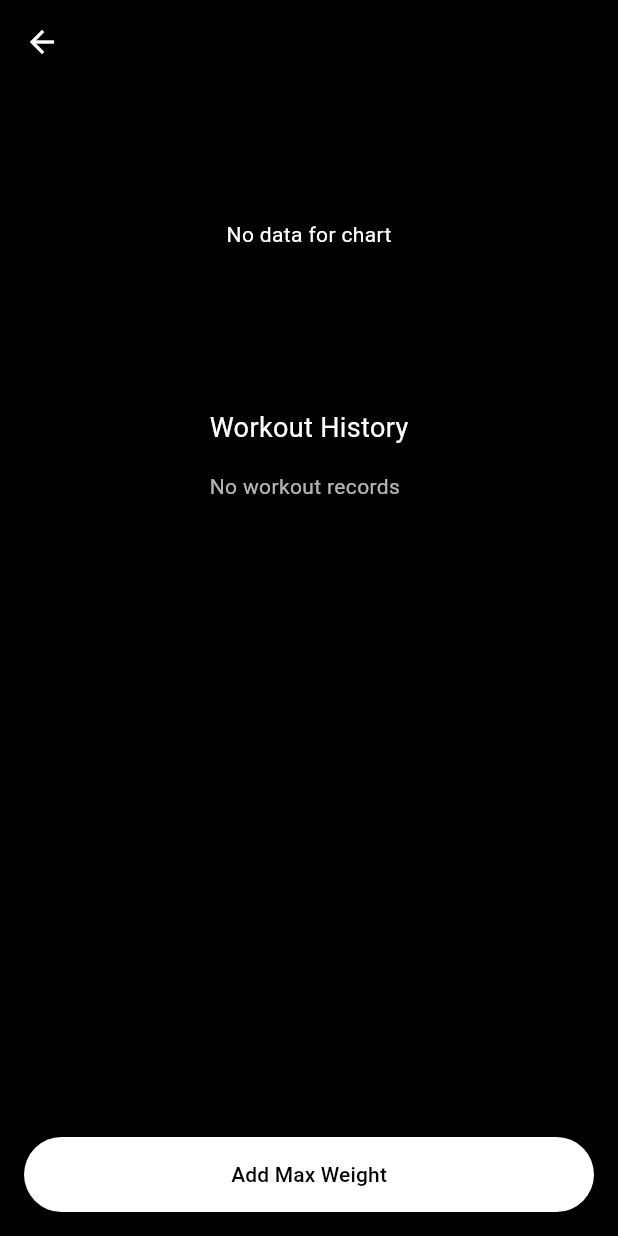
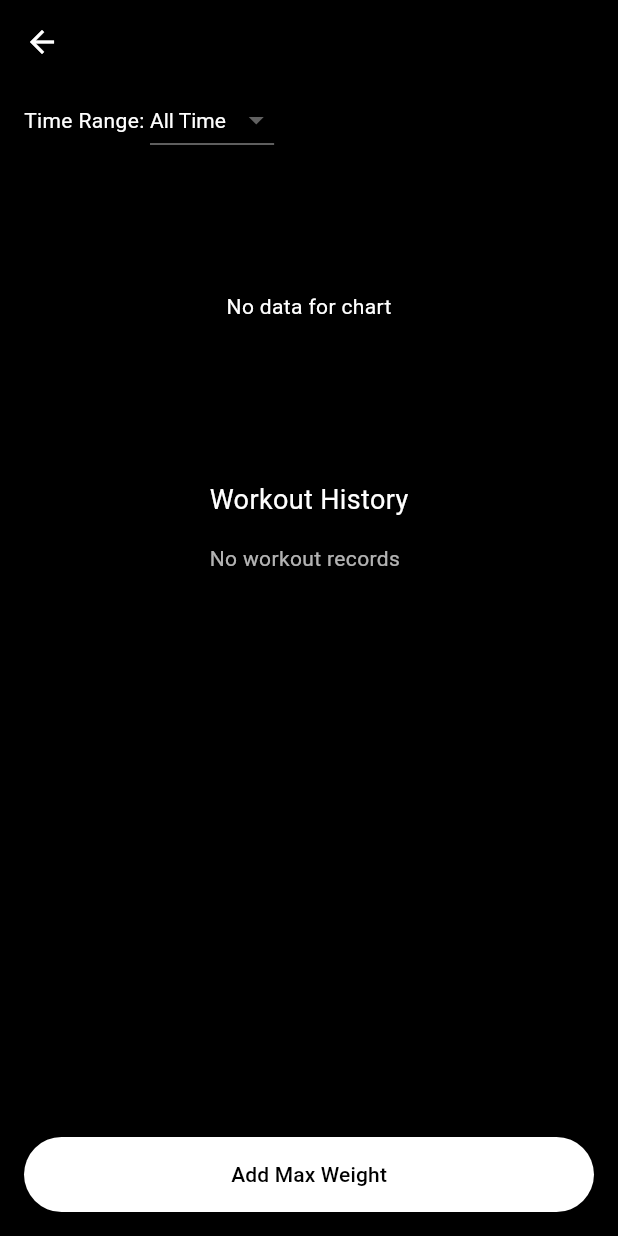
Before and after one commit to nazim1997/gym_max_tracker, a Flutter app: the ExerciseDetailScreen screen opened directly with empty values, on a phone screen of 412 x 824 dp. Run offline on Flutter 3.47's test engine with Material 3 defaults, Android fonts, the phone set to English and light mode, and no system bars; our stand-ins replace fl_chart, sqflite; accounts and stored records are empty.

Commit message:
-	Added filter for graph timeline

```diff
--- a/lib/screens/exercise_detail_screen.dart
+++ b/lib/screens/exercise_detail_screen.dart
@@ -16,6 +16,7 @@ class ExerciseDetailScreen extends StatefulWidget {
 }
 
 class _ExerciseDetailScreenState extends State<ExerciseDetailScreen> {
+  String _timeFilter = 'All Time';
   @override
   Widget build(BuildContext context) {
     return Scaffold(
@@ -31,6 +32,27 @@ class _ExerciseDetailScreenState extends State<ExerciseDetailScreen> {
       ),
       body: Column(
         children: [
+          Padding(
+            padding: EdgeInsets.symmetric(horizontal: 16),
+            child: Row(
+              children: [
+                Text('Time Range: ', style: TextStyle(color: Colors.white)),
+                DropdownButton<String>(
+                  value: _timeFilter,
+                  dropdownColor: Color(0xFF1E1E1E),
+                  style: TextStyle(color: Colors.white),
+                  items: ['3 Months', '6 Months', '1 Year', 'All Time']
+                      .map((filter) => DropdownMenuItem(value: filter, child: Text(filter)))
+                      .toList(),
+                  onChanged: (value) {
+                    setState(() {
+                      _timeFilter = value!;
+                    });
+                  },
+                ),
+              ],
+            ),
+          ),
           // Placeholder for graph
           Container(
             height: 200,
@@ -54,9 +76,37 @@ class _ExerciseDetailScreenState extends State<ExerciseDetailScreen> {
                         spots: spots,
                         isCurved: true,
                         color: Colors.white,
+                        dotData: FlDotData(show: true),
                       ),
                     ],
                     backgroundColor: Color(0xFF1E1E1E),
+                    titlesData: FlTitlesData(
+                      leftTitles: AxisTitles(
+                        sideTitles: SideTitles(
+                          showTitles: true,
+                          reservedSize: 40,
+                          getTitlesWidget: (value, meta) {
+                            return Text('${value.toInt()}kg',
+                                       style: TextStyle(color: Colors.white70, fontSize: 10));
+                          },
+                        ),
+                      ),
+                      bottomTitles: AxisTitles(
+                        sideTitles: SideTitles(
+                          showTitles: true,
+                          getTitlesWidget: (value, meta) {
+                            if (value.toInt() >= entries.length) return Text('');
+                            final date = entries[value.toInt()].date;
+                            return Text('${date.month}/${date.day}',
+                                       style: TextStyle(color: Colors.white70, fontSize: 10));
+                          },
+                        ),
+                      ),
+                      topTitles: AxisTitles(sideTitles: SideTitles(showTitles: false)),
+                      rightTitles: AxisTitles(sideTitles: SideTitles(showTitles: false)),
+                    ),
+                    minY: 0,
+                    maxY: (spots.map((s) => s.y).reduce((a, b) => a > b ? a : b) * 1.2),
                   ),
                 );
               },
--- a/lib/screens/home_screen.dart
+++ b/lib/screens/home_screen.dart
@@ -166,7 +166,7 @@ class _HomeScreenState extends State<HomeScreen> {
                           builder: (context, snapshot) {
                             if (snapshot.hasData && snapshot.data != null) {
                               return Text(
-                                "Max: ${snapshot.data}kg",
+                                "Max: ${snapshot.data} kg",
                                 style: const TextStyle(color: Colors.white70),
                               );
                             }
```
